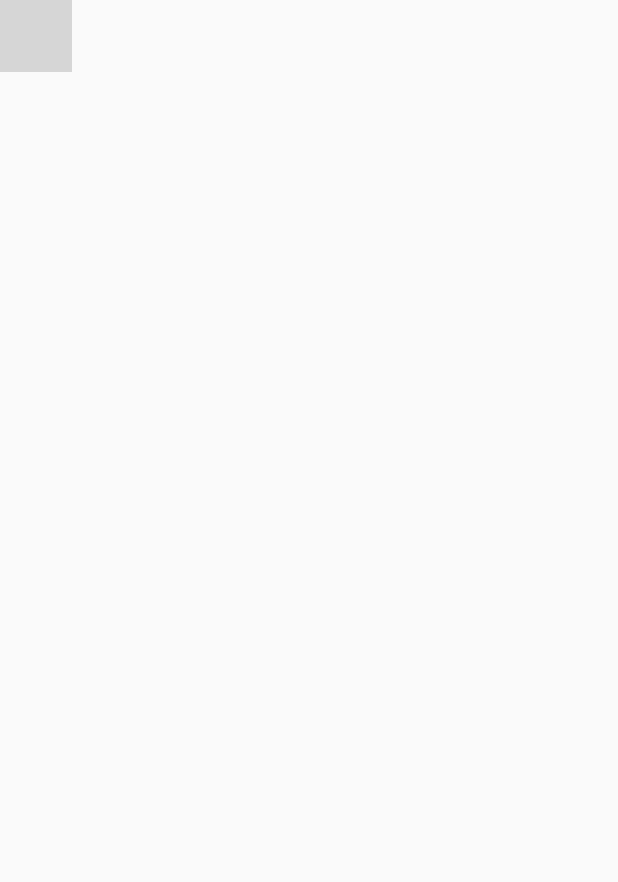
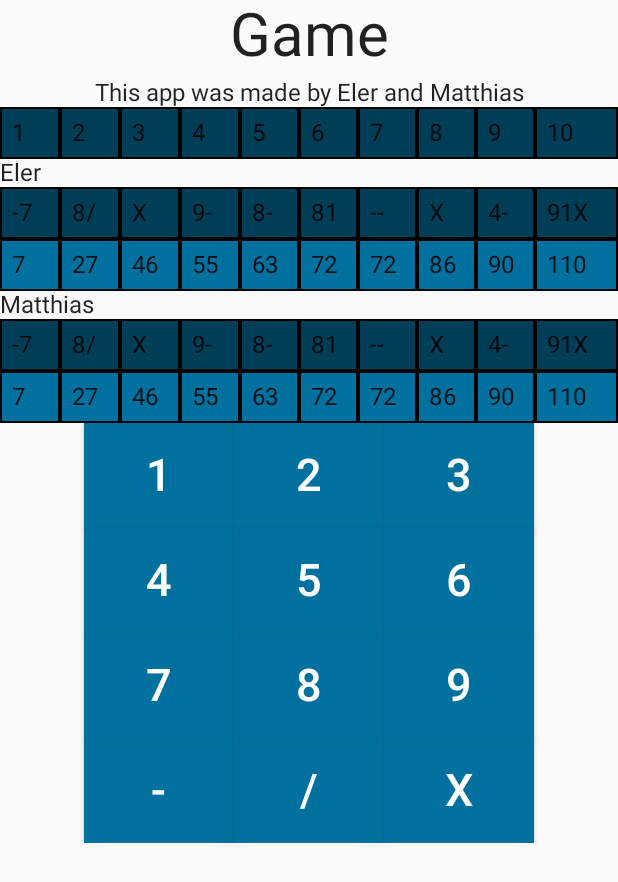
Before and after one commit to ElerWohlmuthFH/androidbowling, an Android app built with Jetpack Compose: the game screen opened through its navigation route, on a phone screen of 412 x 824 dp. Shown: the top 882 px of the screen. Run offline under Robolectric (Android 15) with nearby library versions, the phone set to English and light mode, and no system bars; our stand-ins replace livedata-compose; grey boxes are pictures that could not be loaded.

Commit message:
added scoreboard and numpad

```diff
--- /dev/null
+++ b/app/src/main/java/com.example.androidbowling/ui/common/NumPad.kt
@@ -0,0 +1,124 @@
+package com.example.androidbowling.ui.common
+
+import androidx.compose.foundation.layout.*
+import androidx.compose.foundation.lazy.LazyListScope
+import androidx.compose.foundation.shape.CornerSize
+import androidx.compose.foundation.shape.RoundedCornerShape
+import androidx.compose.foundation.shape.ZeroCornerSize
+import androidx.compose.material.Button
+import androidx.compose.material.Text
+import androidx.compose.runtime.Composable
+import androidx.compose.ui.Alignment
+import androidx.compose.ui.Modifier
+import androidx.compose.ui.draw.clip
+import androidx.compose.ui.geometry.CornerRadius
+import androidx.compose.ui.layout.onGloballyPositioned
+import androidx.compose.ui.unit.dp
+import androidx.compose.ui.unit.sp
+import kotlin.math.round
+
+@Composable
+fun NumPad() {
+
+
+//Box(){
+    val width = 0.33f // 10%
+    val height = width / 2
+
+//    Box(
+//        modifier = Modifier.height(280.dp).fillMaxWidth(),
+//        contentAlignment = Alignment.BottomCenter
+//    ) {
+
+        Row() {
+            Button(
+                onClick = { writeToTable("1") },
+                modifier = Modifier.size(width = 100.dp, height = 70.dp)
+            ) {
+                Text("1", fontSize = 30.sp)
+            }
+            Button(
+                onClick = { writeToTable("2") },
+                modifier = Modifier.size(width = 100.dp, height = 70.dp)
+            ) {
+                Text("2", fontSize = 30.sp)
+            }
+            Button(
+                onClick = { writeToTable("3") },
+                modifier = Modifier.size(width = 100.dp, height = 70.dp)
+            ) {
+                Text("3", fontSize = 30.sp)
+            }
+        }
+        Row() {
+            Button(
+                onClick = { writeToTable("4") },
+                modifier = Modifier.size(width = 100.dp, height = 70.dp)
+            ) {
+                Text("4", fontSize = 30.sp)
+            }
+            Button(
+                onClick = { writeToTable("5") },
+                modifier = Modifier.size(width = 100.dp, height = 70.dp)
+            ) {
+                Text("5", fontSize = 30.sp)
+            }
+            Button(
+                onClick = { writeToTable("6") },
+                modifier = Modifier.size(width = 100.dp, height = 70.dp)
+            ) {
+                Text("6", fontSize = 30.sp)
+            }
+        }
+        Row() {
+            Button(
+                onClick = { writeToTable("7") },
+                modifier = Modifier.size(width = 100.dp, height = 70.dp)
+            ) {
+                Text("7", fontSize = 30.sp)
+            }
+            Button(
+                onClick = { writeToTable("8") },
+                modifier = Modifier.size(width = 100.dp, height = 70.dp)
+            ) {
+                Text("8", fontSize = 30.sp)
+            }
+            Button(
+                onClick = { writeToTable("9") },
+                modifier = Modifier.size(width = 100.dp, height = 70.dp)
+            ) {
+                Text("9", fontSize = 30.sp)
+            }
+        }
+        Row() {
+            Button(
+                onClick = { writeToTable("-") },
+                modifier = Modifier.size(width = 100.dp, height = 70.dp)
+            ) {
+                Text("-", fontSize = 30.sp)
+            }
+            Button(
+                onClick = { writeToTable("/") },
+                modifier = Modifier.size(width = 100.dp, height = 70.dp)
+            ) {
+                Text("/", fontSize = 30.sp)
+            }
+            Button(
+                onClick = { writeToTable("X") },
+                modifier = Modifier.size(width = 100.dp, height = 70.dp)
+            ) {
+                Text("X", fontSize = 30.sp)
+            }
+        }
+    }
+
+//}
+
+fun writeToTable(string: String) {
+
+    jumpToNextFrame()
+}
+
+fun jumpToNextFrame() {
+    //jumps to next entry in table (next frame)
+}
--- /dev/null
+++ b/app/src/main/java/com.example.androidbowling/ui/common/Scoreboard.kt
@@ -0,0 +1,87 @@
+package com.example.androidbowling.ui.common
+
+import androidx.compose.foundation.background
+import androidx.compose.foundation.border
+import androidx.compose.foundation.layout.Row
+import androidx.compose.foundation.layout.RowScope
+import androidx.compose.foundation.layout.padding
+import androidx.compose.material.Text
+import androidx.compose.runtime.Composable
+import androidx.compose.ui.Modifier
+import androidx.compose.ui.graphics.Color
+import androidx.compose.ui.unit.dp
+
+@Composable
+fun RowScope.FrameNumberCell(string: String, weight: Float) {
+    Text(
+        text = string, Modifier
+            .border(1.dp, Color.Black)
+            .weight(weight)
+            .padding(8.dp)
+    )
+}
+
+const val frameWeight = .1f // 10%
+const val frame10Weight = .14f // 14%
+
+@Composable
+fun Frames(){
+    Row(
+        Modifier
+            .background(color = Color(0xFF003E57))
+    ) {
+        FrameNumberCell(string = "1", weight = frameWeight)
+        FrameNumberCell(string = "2", weight = frameWeight)
+        FrameNumberCell(string = "3", weight = frameWeight)
+        FrameNumberCell(string = "4", weight = frameWeight)
+        FrameNumberCell(string = "5", weight = frameWeight)
+        FrameNumberCell(string = "6", weight = frameWeight)
+        FrameNumberCell(string = "7", weight = frameWeight)
+        FrameNumberCell(string = "8", weight = frameWeight)
+        FrameNumberCell(string = "9", weight = frameWeight)
+        FrameNumberCell(string = "10", weight = frame10Weight)
+    }
+}
+
+
+@Composable
+fun Player(name: String) {
+
+
+
+    Row() {
+        Text(text = name)
+    }
+
+    Row(
+        Modifier.background(color = Color(0xFF003E57))
+    ) {
+        FrameNumberCell(string = "-7", weight = frameWeight)
+        FrameNumberCell(string = "8/", weight = frameWeight)
+        FrameNumberCell(string = "X", weight = frameWeight)
+        FrameNumberCell(string = "9-", weight = frameWeight)
+        FrameNumberCell(string = "8-", weight = frameWeight)
+        FrameNumberCell(string = "81", weight = frameWeight)
+        FrameNumberCell(string = "--", weight = frameWeight)
+        FrameNumberCell(string = "X", weight = frameWeight)
+        FrameNumberCell(string = "4-", weight = frameWeight)
+        FrameNumberCell(string = "91X", weight = frame10Weight)
+
+    }
+    Row(
+        Modifier.background(color = Color(0xFF00719E))
+    ) {
+        FrameNumberCell(string = "7", weight = frameWeight)
+        FrameNumberCell(string = "27", weight = frameWeight)
+        FrameNumberCell(string = "46", weight = frameWeight)
+        FrameNumberCell(string = "55", weight = frameWeight)
+        FrameNumberCell(string = "63", weight = frameWeight)
+        FrameNumberCell(string = "72", weight = frameWeight)
+        FrameNumberCell(string = "72", weight = frameWeight)
+        FrameNumberCell(string = "86", weight = frameWeight)
+        FrameNumberCell(string = "90", weight = frameWeight)
+        FrameNumberCell(string = "110", weight = frame10Weight)
+
+    }
+
+}
--- /dev/null
+++ b/app/src/main/java/com.example.androidbowling/ui/screens/GameScreen.kt
@@ -0,0 +1,61 @@
+package com.example.androidbowling.ui.screens
+
+
+import androidx.compose.foundation.background
+import androidx.compose.foundation.layout.*
+import androidx.compose.foundation.lazy.LazyColumn
+import androidx.compose.foundation.rememberScrollState
+import androidx.compose.foundation.verticalScroll
+import androidx.compose.material.MaterialTheme
+import androidx.compose.material.Surface
+import androidx.compose.material.Text
+import androidx.compose.runtime.Composable
+import androidx.compose.ui.Alignment
+import androidx.compose.ui.Modifier
+import androidx.compose.ui.graphics.Color.Companion.Green
+import androidx.compose.ui.tooling.preview.Preview
+import androidx.compose.ui.unit.dp
+import androidx.compose.ui.unit.sp
+import com.example.androidbowling.ui.common.*
+import com.example.androidbowling.ui.theme.AndroidBowlingTheme
+
+@Composable
+fun GameScreen(
+    popBackStack: () -> Unit,
+) {
+    Column(
+        modifier = Modifier.fillMaxWidth(),
+        horizontalAlignment = Alignment.CenterHorizontally
+    ) {
+        Text("Game", fontSize = 40.sp)
+
+        Spacer(modifier = Modifier.height(5.dp))
+
+        Text(text = "This app was made by Eler and Matthias")
+
+        Frames()
+
+
+        Column(
+            modifier = Modifier
+                .verticalScroll(rememberScrollState())
+        ) {
+            Player("Eler")
+            Player("Matthias")
+        }
+        NumPad()
+
+    }
+}
+
+@Preview(showBackground = true)
+@Composable
+private fun DefaultPreview() {
+    AndroidBowlingTheme(useSystemUiController = false) {
+        Surface(
+            modifier = Modifier.fillMaxSize(),
+            color = MaterialTheme.colors.background
+        ) {
+        }
+    }
+}
--- a/app/src/main/java/com.example.androidbowling/ui/theme/Color.kt
+++ b/app/src/main/java/com.example.androidbowling/ui/theme/Color.kt
@@ -3,6 +3,6 @@ package com.example.androidbowling.ui.theme
 import androidx.compose.ui.graphics.Color
 
 val Purple200 = Color(0xFFBB86FC)
-val Purple500 = Color(0xFF6200EE)
-val Purple700 = Color(0xFF3700B3)
+val Purple500 = Color(0xFF00719E)
+val Purple700 = Color(0xFF003E57)
 val Teal200 = Color(0xFF03DAC5)
--- a/app/src/main/java/com.example.androidbowling/ui/theme/Shape.kt
+++ b/app/src/main/java/com.example.androidbowling/ui/theme/Shape.kt
@@ -5,7 +5,7 @@ import androidx.compose.material.Shapes
 import androidx.compose.ui.unit.dp
 
 val Shapes = Shapes(
-    small = RoundedCornerShape(4.dp),
-    medium = RoundedCornerShape(4.dp),
+    small = RoundedCornerShape(0.dp),
+    medium = RoundedCornerShape(0.dp),
     large = RoundedCornerShape(0.dp)
 )
```
